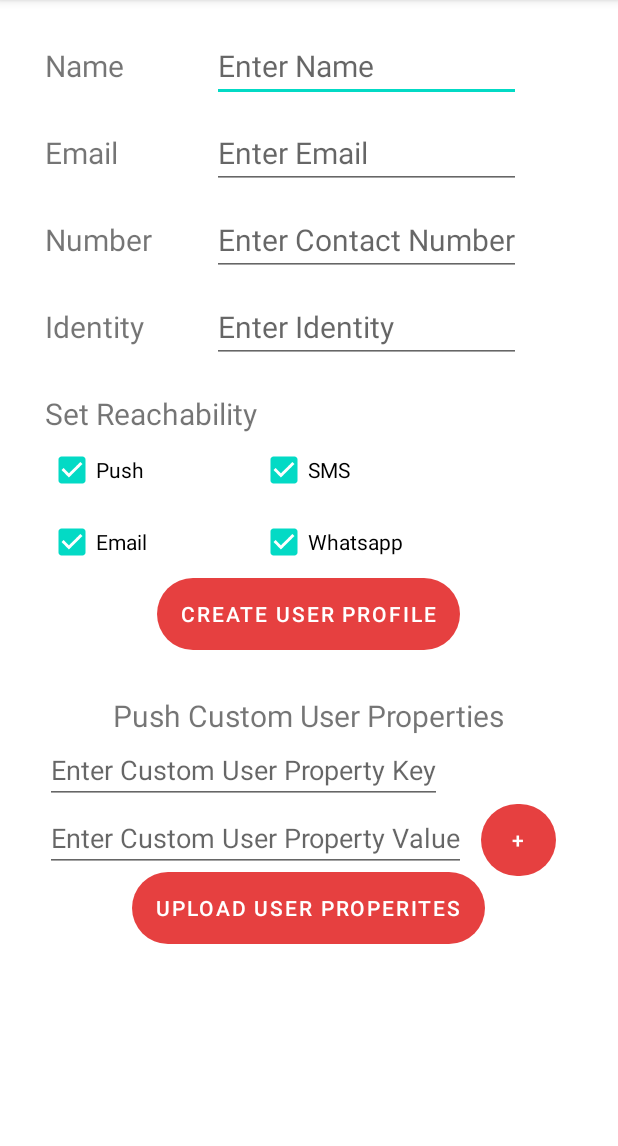
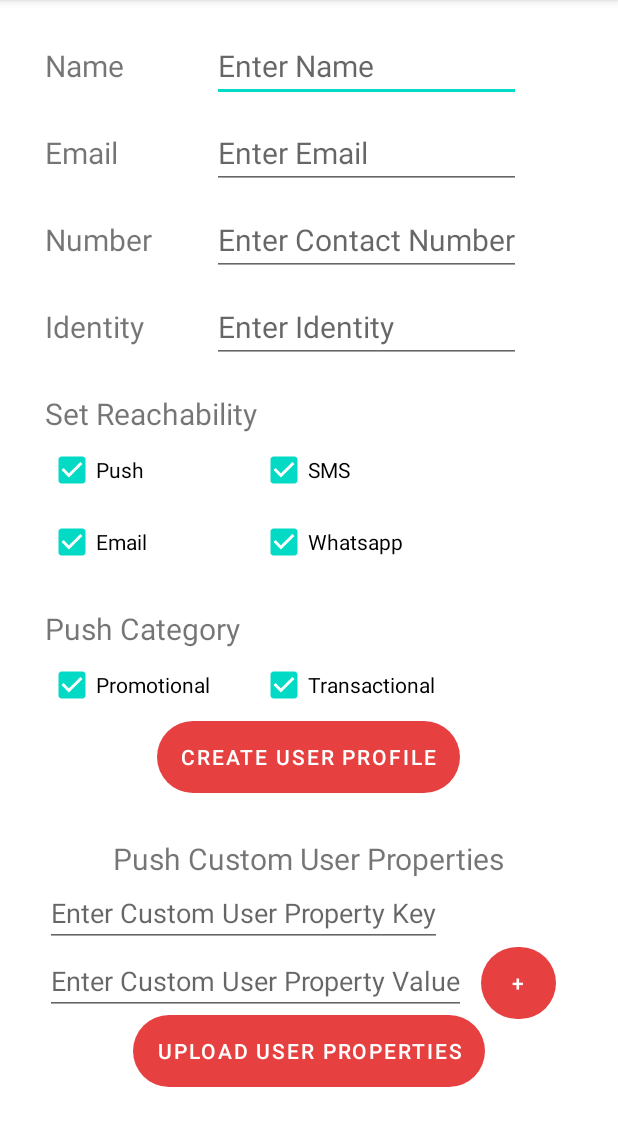
Before and after one commit to Abeezer-Golwala/Android-CleverTap-Integartion, an Android app: the CreateUser screen opened directly, with no data from a screen before it, after a tap on "CREATE USER PROFILE", on a phone screen of 412 x 824 dp, the part 84-1230 px from its top. Run offline under Robolectric (Android 15) with nearby library versions, the phone set to English and light mode, and no system bars; 3 statements that could not run were skipped.

Commit message:
14-March-2023

```diff
--- a/app/src/main/java/com/example/myapplication/CreateUser.java
+++ b/app/src/main/java/com/example/myapplication/CreateUser.java
@@ -18,10 +18,9 @@ import java.util.HashMap;
 
 public class CreateUser extends AppCompatActivity {
     EditText userpropkey,userpropvalue,namest1,emailst1,numbst1,idst1;
-    CheckBox c1,c2,c3,c4;
+    CheckBox pushc,smsc,emailc,whatsappc,Promotional,Transactional;
     public int keyn = 0;
     public EditText ed[] = new EditText[20];
-    String[] stringArray1;
     ArrayList<String> newList	=	new	ArrayList<String>();
     @Override
     protected void onCreate(Bundle savedInstanceState) {
@@ -36,14 +35,18 @@ public class CreateUser extends AppCompatActivity {
         emailst1 = findViewById(R.id.emailet);
         numbst1 = findViewById(R.id.numbet);
         idst1 = findViewById(R.id.idet);
-        c1 = findViewById(R.id.pushc);
-        c2 = findViewById(R.id.smsc);
-        c3 = findViewById(R.id.emailc);
-        c4 = findViewById(R.id.whatsappc);
-        c1.setChecked(true);
-        c2.setChecked(true);
-        c3.setChecked(true);
-        c4.setChecked(true);
+        pushc = findViewById(R.id.pushc);
+        smsc = findViewById(R.id.smsc);
+        emailc = findViewById(R.id.emailc);
+        whatsappc = findViewById(R.id.whatsappc);
+        Promotional = findViewById(R.id.Promotional);
+        Transactional = findViewById(R.id.Transactional);
+        pushc.setChecked(true);
+        smsc.setChecked(true);
+        emailc.setChecked(true);
+        whatsappc.setChecked(true);
+        Promotional.setChecked(true);
+        Transactional.setChecked(true);
         HashMap<String, Object> userprop = new HashMap<String, Object>();
         findViewById(R.id.userpropv).setOnClickListener(v -> {
             LinearLayout ll = (LinearLayout) findViewById(R.id.ll1);
@@ -63,14 +66,26 @@ public class CreateUser extends AppCompatActivity {
             String numbst = numbst1.getText().toString();
             String idst = idst1.getText().toString();
             HashMap<String, Object> profileUpdate = new HashMap<String, Object>();
-            profileUpdate.put("Name", namest);    // String
-            profileUpdate.put("Identity", idst);      // String or number
-            profileUpdate.put("Email", emailst); // Email address of the user
+            profileUpdate.put("Name", namest);
+            profileUpdate.put("Identity", idst);
+            profileUpdate.put("Email", emailst);
             profileUpdate.put("Phone", numbst);
-            profileUpdate.put("MSG-push", c1.isChecked());
-            profileUpdate.put("MSG-sms", c2.isChecked());
-            profileUpdate.put("MSG-email", c3.isChecked());
-            profileUpdate.put("MSG-whatsapp", c4.isChecked());
+            profileUpdate.put("MSG-push", pushc.isChecked());
+            profileUpdate.put("MSG-sms", smsc.isChecked());
+            profileUpdate.put("MSG-email", emailc.isChecked());
+            profileUpdate.put("MSG-whatsapp", whatsappc.isChecked());
+
+            ArrayList<String> channelsub = new ArrayList<>();
+            if (Promotional.isChecked()) {
+                channelsub.add("Promotional");
+            }
+            if (Transactional.isChecked()) {
+                channelsub.add("Transactional");
+            }
+
+            profileUpdate.put("push channel", channelsub);
+
+            Log.d("clevertap","onuserloginpayload"+profileUpdate);
             clevertapDefaultInstance.onUserLogin(profileUpdate);
 //            clevertapDefaultInstance.pushProfile(profileUpdate);
             Toast.makeText(getApplicationContext(), "OnUserLogin Called", Toast.LENGTH_SHORT).show();
--- a/app/src/main/java/com/example/myapplication/MyFcmMessageListenerService.java
+++ b/app/src/main/java/com/example/myapplication/MyFcmMessageListenerService.java
@@ -1,9 +1,15 @@
 package com.example.myapplication;
 
+import android.annotation.SuppressLint;
+
+import com.clevertap.android.pushtemplates.TemplateRenderer;
 import com.clevertap.android.sdk.pushnotification.fcm.CTFcmMessageHandler;
 import com.google.firebase.messaging.FirebaseMessagingService;
 import com.google.firebase.messaging.RemoteMessage;
 
+
+
+@SuppressLint("MissingFirebaseInstanceTokenRefresh")
 public class MyFcmMessageListenerService extends FirebaseMessagingService {
     @Override
     public void onMessageReceived(RemoteMessage message){
--- a/app/src/main/java/com/example/myapplication/webviewActivity.java
+++ b/app/src/main/java/com/example/myapplication/webviewActivity.java
@@ -35,5 +35,4 @@ public class webviewActivity extends AppCompatActivity {
             mywebview.loadUrl(geturl);
         });
     }
-
 }
--- a/app/src/main/res/layout/activity_create_user.xml
+++ b/app/src/main/res/layout/activity_create_user.xml
@@ -135,6 +135,32 @@
                     android:id="@+id/whatsappc"
                     android:text="Whatsapp"/>
             </TableRow>
+            <TableRow
+                android:layout_width="fill_parent"
+                android:layout_marginLeft="30sp"
+                android:layout_height="fill_parent">
+                <TextView
+                    android:layout_width="wrap_content"
+                    android:layout_height="wrap_content"
+                    android:paddingTop="20sp"
+                    android:textSize="20sp"
+                    android:text="Push Category"/>
+            </TableRow>
+            <TableRow
+                android:layout_width="fill_parent"
+                android:gravity="center_horizontal"
+                android:layout_height="fill_parent">
+                <CheckBox
+                    android:layout_width="fill_parent"
+                    android:layout_height="fill_parent"
+                    android:id="@+id/Promotional"
+                    android:text="Promotional"/>
+                <CheckBox
+                    android:layout_width="fill_parent"
+                    android:layout_height="fill_parent"
+                    android:id="@+id/Transactional"
+                    android:text="Transactional"/>
+            </TableRow>
         </TableLayout>
 
         <Button
@@ -185,7 +211,7 @@
             android:layout_centerHorizontal="true"
             android:background="@drawable/roundedcorners"
             android:layout_below="@+id/ll1"
-            android:text="Upload User Properites" />
+            android:text="Upload User Properties" />
 
         <Button
             android:id="@+id/userpropv"
--- a/build.gradle
+++ b/build.gradle
@@ -5,8 +5,8 @@ buildscript {
         mavenCentral()
     }
     dependencies {
-        classpath 'com.android.tools.build:gradle:7.2.0'
-        classpath 'com.google.gms:google-services:4.3.10'
+        classpath 'com.android.tools.build:gradle:7.4.2'
+        classpath 'com.google.gms:google-services:4.3.14'
         // NOTE: Do not place your application dependencies here; they belong
         // in the individual module build.gradle files
     }
```
Also changed, not shown: app/build.gradle (+7 -7 lines), app/src/main/AndroidManifest.xml (+13 -11 lines), app/src/main/java/com/example/myapplication/GlobalApplication.java (+15 -5 lines), app/src/main/java/com/example/myapplication/MainActivity.java (+48 -19 lines), gradle/wrapper/gradle-wrapper.properties, 1 other file.
